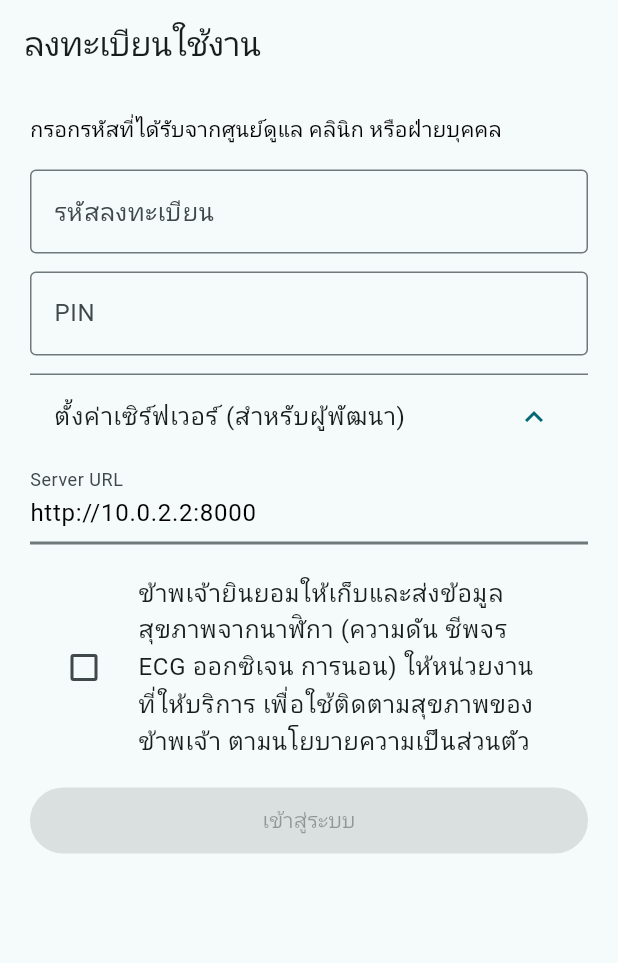
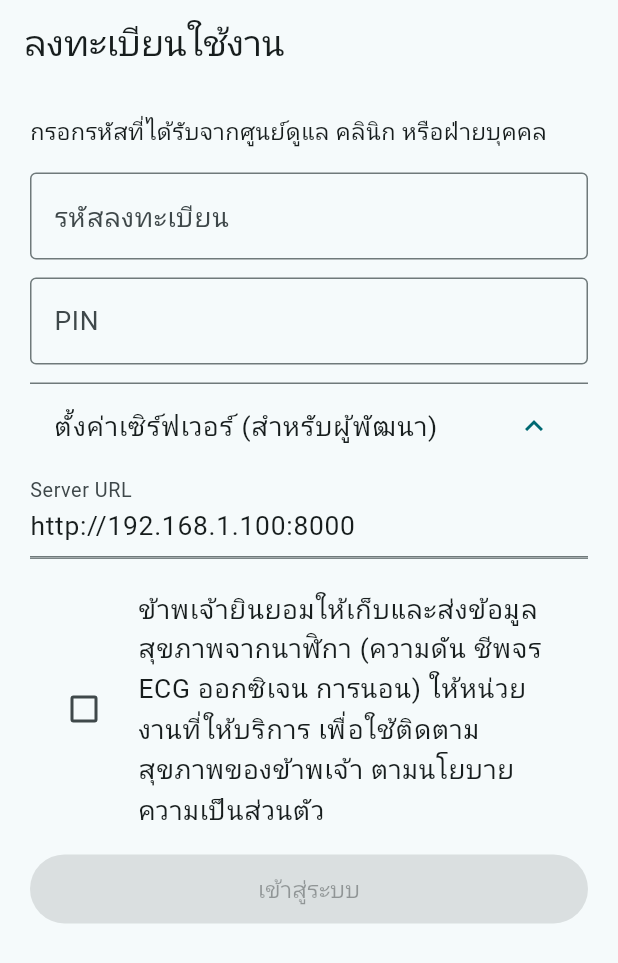
Before and after one commit to isarachootip/ilifewatch, a Flutter app: the screen it shows after launch, after a tap on "ตั้งค่าเซิร์ฟเวอร์ (สำหรับผู้พัฒนา)", on a phone screen of 412 x 824 dp. Shown: the top 963 px of the screen. Run offline on Flutter 3.47's test engine with Material 3 defaults, Android fonts, the phone set to English and light mode, and no system bars; our stand-ins replace permission_handler, shared_preferences; accounts and stored records are empty.

Commit message:
fix(mobile): replace Typography.black.apply with TextScaler and set LAN defaultServer

```diff
--- a/mobile/lib/app_state.dart
+++ b/mobile/lib/app_state.dart
@@ -10,7 +10,7 @@ class AppState extends ChangeNotifier {
   static final AppState instance = AppState._();
 
   // เปลี่ยนเป็น URL ของ backend จริงก่อนใช้งาน
-  static const defaultServer = 'http://10.0.2.2:8000';
+  static const defaultServer = 'http://192.168.1.100:8000';
 
   String server = defaultServer;
   String? token;
--- a/mobile/lib/main.dart
+++ b/mobile/lib/main.dart
@@ -25,8 +25,11 @@ class WatchCareApp extends StatelessWidget {
       theme: ThemeData(
         colorScheme: scheme,
         useMaterial3: true,
-        // ตัวอักษรใหญ่ขึ้นเล็กน้อย เหมาะกับผู้สูงอายุ
-        textTheme: Typography.material2021().black.apply(fontSizeFactor: 1.1),
+      ),
+      // ตัวอักษรใหญ่ขึ้นเล็กน้อย เหมาะกับผู้สูงอายุ
+      builder: (context, child) => MediaQuery(
+        data: MediaQuery.of(context).copyWith(textScaler: const TextScaler.linear(1.1)),
+        child: child ?? const SizedBox.shrink(),
       ),
       home: ListenableBuilder(
         listenable: AppState.instance,
```
Also changed, not shown: 1 other file.
